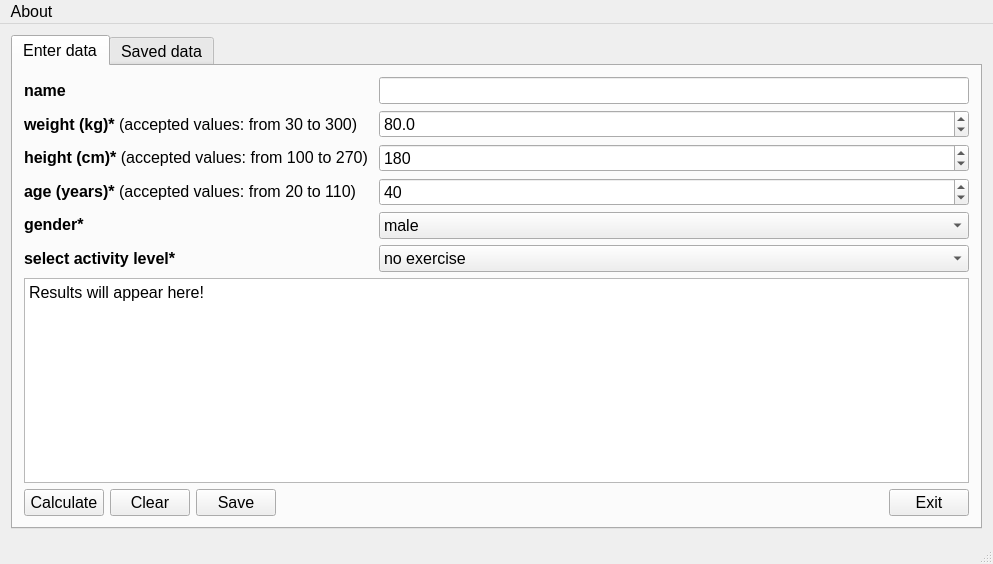
Qt form mainwindow.ui (SFilippidis/QGreatstWeightCalculator) before a commit.
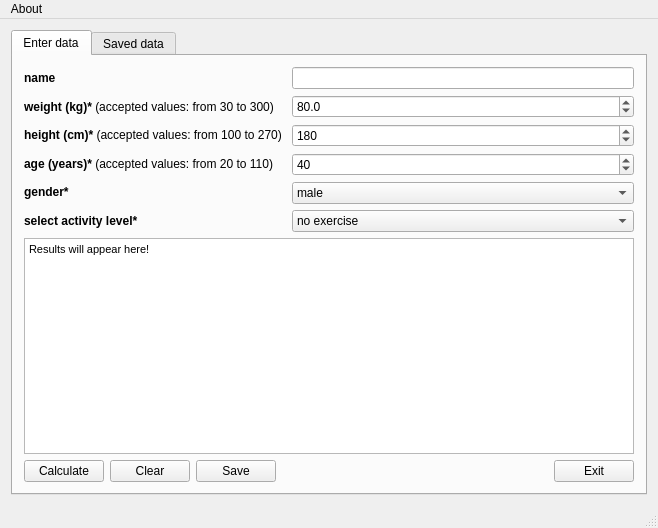
The same form after that commit.

What changed in the file:
```diff
--- a/mainwindow.ui
+++ b/mainwindow.ui
@@ -30,15 +30,10 @@
    <rect>
     <x>0</x>
     <y>0</y>
-    <width>993</width>
-    <height>564</height>
+    <width>648</width>
+    <height>528</height>
    </rect>
   </property>
-  <property name="font">
-   <font>
-    <pointsize>12</pointsize>
-   </font>
-  </property>
   <property name="focusPolicy">
    <enum>Qt::TabFocus</enum>
   </property>
@@ -58,11 +53,6 @@
         <verstretch>0</verstretch>
        </sizepolicy>
       </property>
-      <property name="font">
-       <font>
-        <pointsize>12</pointsize>
-       </font>
-      </property>
       <property name="toolTip">
        <string/>
       </property>
@@ -85,11 +75,6 @@
              <layout class="QVBoxLayout" name="verticalLayout_4">
               <item>
                <widget class="QLabel" name="label_4">
-                <property name="font">
-                 <font>
-                  <pointsize>12</pointsize>
-                 </font>
-                </property>
                 <property name="text">
                  <string>&lt;b&gt;name&lt;/b&gt;</string>
                 </property>
@@ -97,11 +82,6 @@
               </item>
               <item>
                <widget class="QLabel" name="label">
-                <property name="font">
-                 <font>
-                  <pointsize>12</pointsize>
-                 </font>
-                </property>
                 <property name="text">
                  <string>&lt;b&gt;weight (kg)*&lt;/b&gt; (accepted values: from 30 to 300)    </string>
                 </property>
@@ -109,11 +89,6 @@
               </item>
               <item>
                <widget class="QLabel" name="label_2">
-                <property name="font">
-                 <font>
-                  <pointsize>12</pointsize>
-                 </font>
-                </property>
                 <property name="text">
                  <string>&lt;html&gt;&lt;head/&gt;&lt;body&gt;&lt;p&gt;&lt;span style=&quot; font-weight:600;&quot;&gt;height (cm)*&lt;/span&gt; (accepted values: from 100 to 270) &lt;/p&gt;&lt;/body&gt;&lt;/html&gt;</string>
                 </property>
@@ -121,11 +96,6 @@
               </item>
               <item>
                <widget class="QLabel" name="label_6">
-                <property name="font">
-                 <font>
-                  <pointsize>12</pointsize>
-                 </font>
-                </property>
                 <property name="text">
                  <string>&lt;html&gt;&lt;head/&gt;&lt;body&gt;&lt;p&gt;&lt;span style=&quot; font-weight:600;&quot;&gt;age (years)*&lt;/span&gt; (accepted values: from 20 to 110) &lt;/p&gt;&lt;/body&gt;&lt;/html&gt;</string>
                 </property>
@@ -133,11 +103,6 @@
               </item>
               <item>
                <widget class="QLabel" name="label_3">
-                <property name="font">
-                 <font>
-                  <pointsize>12</pointsize>
-                 </font>
-                </property>
                 <property name="text">
                  <string>&lt;b&gt;gender*&lt;/b&gt;</string>
                 </property>
@@ -145,11 +110,6 @@
               </item>
               <item>
                <widget class="QLabel" name="label_5">
-                <property name="font">
-                 <font>
-                  <pointsize>12</pointsize>
-                 </font>
-                </property>
                 <property name="text">
                  <string>&lt;b&gt;select activity level*&lt;/b&gt;</string>
                 </property>
@@ -164,21 +124,10 @@
                 <item>
                  <layout class="QVBoxLayout" name="verticalLayout">
                   <item>
-                   <widget class="QLineEdit" name="name">
-                    <property name="font">
-                     <font>
-                      <pointsize>12</pointsize>
-                     </font>
-                    </property>
-                   </widget>
+                   <widget class="QLineEdit" name="name"/>
                   </item>
                   <item>
                    <widget class="QDoubleSpinBox" name="doubleSpinBoxWeight">
-                    <property name="font">
-                     <font>
-                      <pointsize>12</pointsize>
-                     </font>
-                    </property>
                     <property name="decimals">
                      <number>1</number>
                     </property>
@@ -195,11 +144,6 @@
                   </item>
                   <item>
                    <widget class="QDoubleSpinBox" name="doubleSpinBoxHeight">
-                    <property name="font">
-                     <font>
-                      <pointsize>12</pointsize>
-                     </font>
-                    </property>
                     <property name="decimals">
                      <number>0</number>
                     </property>
@@ -219,11 +163,6 @@
                   </item>
                   <item>
                    <widget class="QDoubleSpinBox" name="doubleSpinBoxAge">
-                    <property name="font">
-                     <font>
-                      <pointsize>12</pointsize>
-                     </font>
-                    </property>
                     <property name="decimals">
                      <number>0</number>
                     </property>
@@ -243,11 +182,6 @@
                   </item>
                   <item>
                    <widget class="QComboBox" name="comboBoxGender">
-                    <property name="font">
-                     <font>
-                      <pointsize>12</pointsize>
-                     </font>
-                    </property>
                     <property name="statusTip">
                      <string>επιλέξτε το φύλο</string>
                     </property>
@@ -269,11 +203,6 @@
               </item>
               <item>
                <widget class="QComboBox" name="comboBoxActivity">
-                <property name="font">
-                 <font>
-                  <pointsize>12</pointsize>
-                 </font>
-                </property>
                 <item>
                  <property name="text">
                   <string>no exercise</string>
@@ -312,17 +241,12 @@
           </item>
           <item>
            <widget class="QTextBrowser" name="results">
-            <property name="font">
-             <font>
-              <pointsize>12</pointsize>
-             </font>
-            </property>
             <property name="html">
              <string>&lt;!DOCTYPE HTML PUBLIC &quot;-//W3C//DTD HTML 4.0//EN&quot; &quot;http://www.w3.org/TR/REC-html40/strict.dtd&quot;&gt;
 &lt;html&gt;&lt;head&gt;&lt;meta name=&quot;qrichtext&quot; content=&quot;1&quot; /&gt;&lt;style type=&quot;text/css&quot;&gt;
 p, li { white-space: pre-wrap; }
-&lt;/style&gt;&lt;/head&gt;&lt;body style=&quot; font-family:'MS Shell Dlg 2'; font-size:12pt; font-weight:400; font-style:normal;&quot;&gt;
-&lt;p style=&quot; margin-top:0px; margin-bottom:0px; margin-left:0px; margin-right:0px; -qt-block-indent:0; text-indent:0px;&quot;&gt;&lt;span style=&quot; font-family:'Lucida Grande';&quot;&gt;Results will appear here!&lt;/span&gt;&lt;/p&gt;&lt;/body&gt;&lt;/html&gt;</string>
+&lt;/style&gt;&lt;/head&gt;&lt;body style=&quot; font-family:'MS Shell Dlg 2'; font-size:8.25pt; font-weight:400; font-style:normal;&quot;&gt;
+&lt;p style=&quot; margin-top:0px; margin-bottom:0px; margin-left:0px; margin-right:0px; -qt-block-indent:0; text-indent:0px;&quot;&gt;&lt;span style=&quot; font-family:'Lucida Grande'; font-size:8pt;&quot;&gt;Results will appear here!&lt;/span&gt;&lt;/p&gt;&lt;/body&gt;&lt;/html&gt;</string>
             </property>
            </widget>
           </item>
@@ -330,11 +254,6 @@
            <layout class="QHBoxLayout" name="horizontalLayout_6">
             <item>
              <widget class="QPushButton" name="pushButtonCalculate">
-              <property name="font">
-               <font>
-                <pointsize>12</pointsize>
-               </font>
-              </property>
               <property name="statusTip">
                <string>calculate body mass index and other info</string>
               </property>
@@ -354,11 +273,6 @@
             </item>
             <item>
              <widget class="QPushButton" name="pushButtonResetData">
-              <property name="font">
-               <font>
-                <pointsize>12</pointsize>
-               </font>
-              </property>
               <property name="statusTip">
                <string>clear data of this window</string>
               </property>
@@ -372,11 +286,6 @@
             </item>
             <item>
              <widget class="QPushButton" name="pushButtonSave">
-              <property name="font">
-               <font>
-                <pointsize>12</pointsize>
-               </font>
-              </property>
               <property name="statusTip">
                <string>save current calculations</string>
               </property>
@@ -450,8 +359,8 @@
     <rect>
      <x>0</x>
      <y>0</y>
-     <width>993</width>
-     <height>22</height>
+     <width>648</width>
+     <height>21</height>
     </rect>
    </property>
    <widget class="QMenu" name="menuAbout">
```
Left out of the diff: 9 changed lines with no effect on the pictures.
